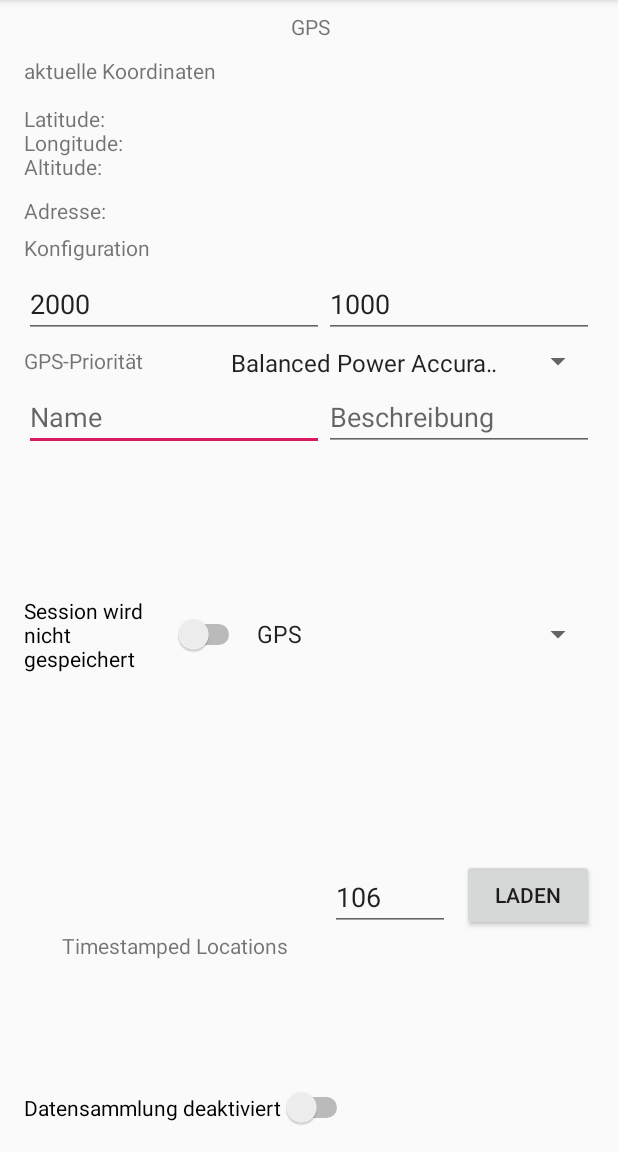
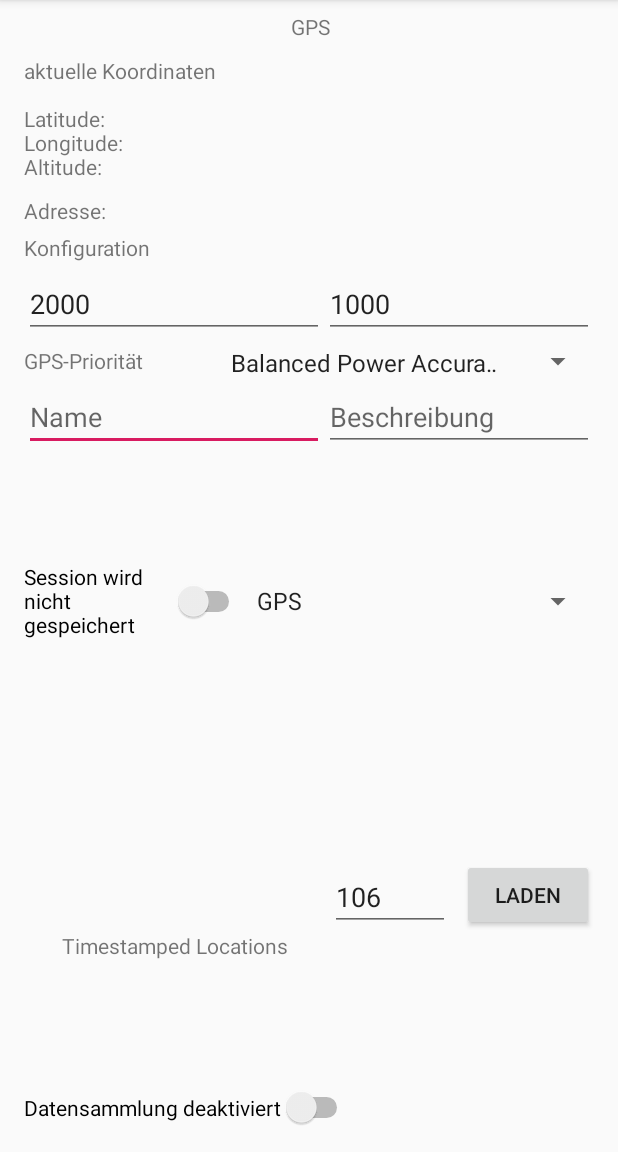
Before and after one commit to magharmi/LokalisierungPraktikum, an Android app: the GPS screen opened directly, with no data from a screen before it, on a phone screen of 412 x 824 dp, the part 84-1236 px from its top. Run offline under Robolectric (Android 15) with nearby library versions, the phone set to English and light mode, and no system bars; our stand-ins replace Volley.

```diff
--- a/Praktikum/app/src/main/AndroidManifest.xml
+++ b/Praktikum/app/src/main/AndroidManifest.xml
@@ -13,7 +13,9 @@
         android:label="@string/app_name"
         android:roundIcon="@mipmap/ic_launcher_round"
         android:supportsRtl="true"
+        android:networkSecurityConfig="@xml/network_security_config"
         android:theme="@style/AppTheme">
+        android:usesCleartextTraffic="true"
         <activity android:name=".Accelerometer"></activity>
         <activity android:name=".GPS" />
         <activity android:name=".Gyro"/>
--- a/Praktikum/app/src/main/res/layout/activity_gps.xml
+++ b/Praktikum/app/src/main/res/layout/activity_gps.xml
@@ -9,10 +9,10 @@
     <Switch
         android:id="@+id/switchSessionSpeichern"
         android:layout_width="0dp"
-        android:layout_height="wrap_content"
+        android:layout_height="0dp"
         android:layout_marginStart="16dp"
         android:layout_marginTop="5dp"
-        android:layout_marginBottom="36dp"
+        android:layout_marginBottom="80dp"
         android:text="Session wird nicht gespeichert"
         app:layout_constraintBottom_toTopOf="@+id/textInputTrackid"
         app:layout_constraintEnd_toStartOf="@+id/spinnerGPSNetwork"
--- /dev/null
+++ b/Praktikum/app/src/main/res/xml/network_security_config.xml
@@ -0,0 +1,6 @@
+<?xml version="1.0" encoding="utf-8"?>
+<network-security-config>
+    <domain-config cleartextTrafficPermitted="true">
+        <domain includeSubdomains="true">pi-bo.dd-dns.de</domain>
+    </domain-config>
+</network-security-config>
```
